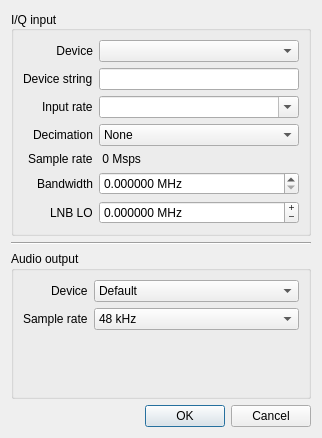
Before: the Qt Designer form src/qtgui/ioconfig.ui in gqrx-sdr/gqrx, drawn with Qt 5.
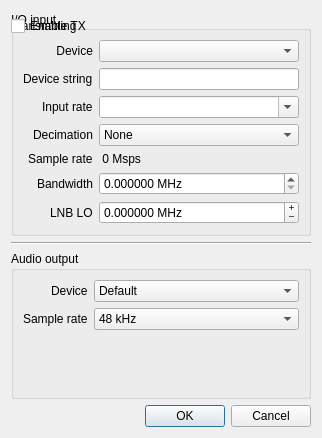
After: the same form once the commit is applied. Icons and pictures are not drawn.

Commit message: gui: add Transmit dock with PTT, mode, power and mic gain controls

What changed in the file:
```diff
--- a/src/qtgui/ioconfig.ui
+++ b/src/qtgui/ioconfig.ui
@@ -259,6 +259,23 @@
         </property>
        </widget>
       </item>
+      <item row="5" column="0">
+       <widget class="QLabel" name="txLabel">
+        <property name="text">
+         <string>Transmitting</string>
+        </property>
+       </widget>
+      </item>
+      <item row="5" column="1">
+       <widget class="QCheckBox" name="txCheckbox">
+        <property name="toolTip">
+         <string>Enable transmit support for devices that have TX capability</string>
+        </property>
+        <property name="text">
+         <string>Enable TX</string>
+        </property>
+       </widget>
+      </item>
      </layout>
     </widget>
    </item>
```
The commit also changes 7 other files.
